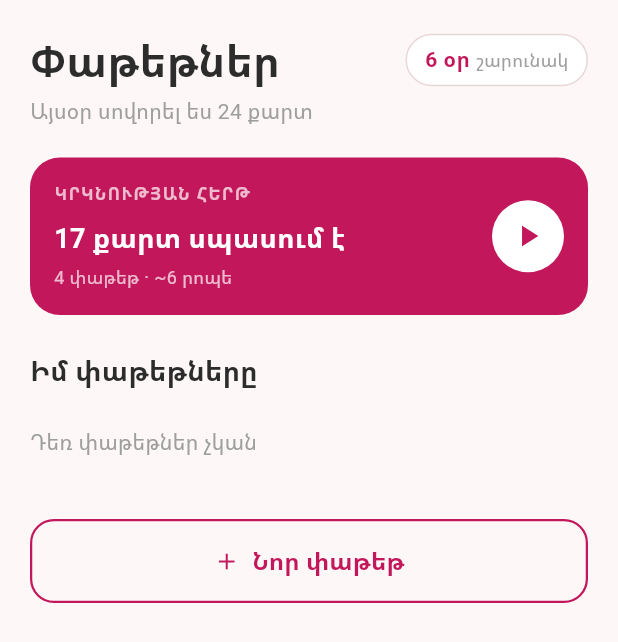
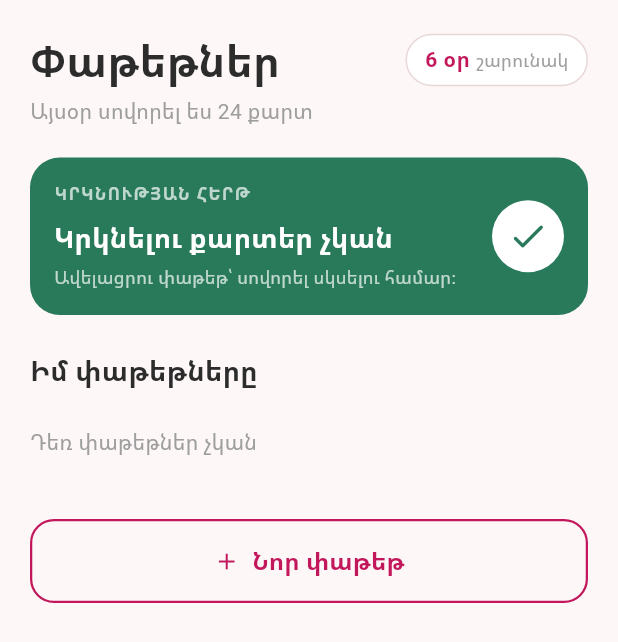
Before and after one commit to ArmenAslikyan/study-cards-moonq, a Flutter app: the screen it shows after launch, on a phone screen of 412 x 824 dp. Shown: the top 642 px of the screen. Run offline on Flutter 3.47's test engine with Material 3 defaults, Android fonts, the phone set to English and light mode, and no system bars.

Commit message:
Replace the small empty revision message with a full-size green banner. Show separate copy when no packages are selected versus when all cards are mastered.

```diff
--- a/lib/presentation/study_cards.dart
+++ b/lib/presentation/study_cards.dart
@@ -10,6 +10,9 @@ class StudyCards extends StatelessWidget {
   @override
   Widget build(BuildContext context) {
     final packages = context.watch<PackageProvider>().packages;
+    final hasCardsToReview = packages.any(
+      (package) => package.learnt < package.cardNumber,
+    );
 
     return Scaffold(
       backgroundColor: const Color(0xFFFDF7F7),
@@ -66,6 +69,7 @@ class StudyCards extends StatelessWidget {
                 style: TextStyle(color: Colors.grey, fontSize: 14),
               ),
               const SizedBox(height: 20),
+              if (hasCardsToReview)
                 Container(
                   padding: const EdgeInsets.all(16),
                   decoration: BoxDecoration(
@@ -118,6 +122,71 @@ class StudyCards extends StatelessWidget {
                             color: Color(0xFFC2185B),
                           ),
                           onPressed: () {},
+                        ),
+                      ),
+                    ],
+                  ),
+                )
+              else
+                Container(
+                  padding: const EdgeInsets.all(16),
+                  decoration: BoxDecoration(
+                    color: const Color(0xFF287A5B),
+                    borderRadius: BorderRadius.circular(20),
+                  ),
+                  child: Row(
+                    children: [
+                      Expanded(
+                        child: Column(
+                          crossAxisAlignment: CrossAxisAlignment.start,
+                          children: [
+                            Text(
+                              packages.isEmpty
+                                  ? 'ԿՐԿՆՈՒԹՅԱՆ ՀԵՐԹ'
+                                  : 'ՀՐԱՇԱԼԻ ԱՇԽԱՏԱՆՔ',
+                              style: const TextStyle(
+                                color: Colors.white70,
+                                fontSize: 11,
+                                fontWeight: FontWeight.bold,
+                                letterSpacing: 1.1,
+                              ),
+                            ),
+                            const SizedBox(height: 8),
+                            Text(
+                              packages.isEmpty
+                                  ? 'Կրկնելու քարտեր չկան'
+                                  : 'Դու յուրացրել ես բոլոր քարտերը',
+                              style: const TextStyle(
+                                color: Colors.white,
+                                fontSize: 18,
+                                fontWeight: FontWeight.bold,
+                              ),
+                            ),
+                            const SizedBox(height: 4),
+                            Text(
+                              packages.isEmpty
+                                  ? 'Ավելացրու փաթեթ՝ սովորել սկսելու համար։'
+                                  : 'Այս պահին կրկնելու ոչինչ չկա։',
+                              style: const TextStyle(
+                                color: Colors.white70,
+                                fontSize: 12,
+                              ),
+                            ),
+                          ],
+                        ),
+                      ),
+                      const SizedBox(width: 16),
+                      Container(
+                        width: 48,
+                        height: 48,
+                        decoration: const BoxDecoration(
+                          color: Colors.white,
+                          shape: BoxShape.circle,
+                        ),
+                        child: const Icon(
+                          Icons.check_rounded,
+                          color: Color(0xFF287A5B),
+                          size: 28,
                         ),
                       ),
                     ],
```
Lines whose indentation alone changed are shown as unchanged.
